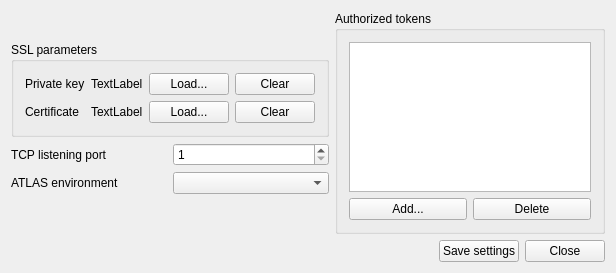
Qt form mainwindow.ui (kernel1024/atlastcpsvc-ng) before a commit.
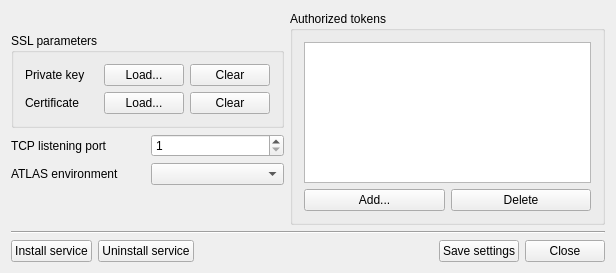
The same form after that commit.

Commit message: Windows Service controller and UAC interaction.

Patch:
```diff
--- a/mainwindow.ui
+++ b/mainwindow.ui
@@ -50,7 +50,7 @@
              <item row="0" column="1">
               <widget class="QLabel" name="lblKey">
                <property name="text">
-                <string>TextLabel</string>
+                <string>&lt;empty&gt;</string>
                </property>
               </widget>
              </item>
@@ -78,7 +78,7 @@
              <item row="1" column="1">
               <widget class="QLabel" name="lblCert">
                <property name="text">
-                <string>TextLabel</string>
+                <string>&lt;empty&gt;</string>
                </property>
               </widget>
              </item>
@@ -189,8 +189,29 @@
       </item>
      </layout>
     </item>
+    <item>
+     <widget class="Line" name="line">
+      <property name="orientation">
+       <enum>Qt::Horizontal</enum>
+      </property>
+     </widget>
+    </item>
     <item>
      <layout class="QHBoxLayout" name="horizontalLayout_4">
+      <item>
+       <widget class="QPushButton" name="btnSvcInstall">
+        <property name="text">
+         <string>Install service</string>
+        </property>
+       </widget>
+      </item>
+      <item>
+       <widget class="QPushButton" name="btnSvcUninstall">
+        <property name="text">
+         <string>Uninstall service</string>
+        </property>
+       </widget>
+      </item>
       <item>
        <spacer name="horizontalSpacer">
         <property name="orientation">
```
Left out of the diff: 2 changed lines with no effect on the pictures. The commit also changes 8 other files.
